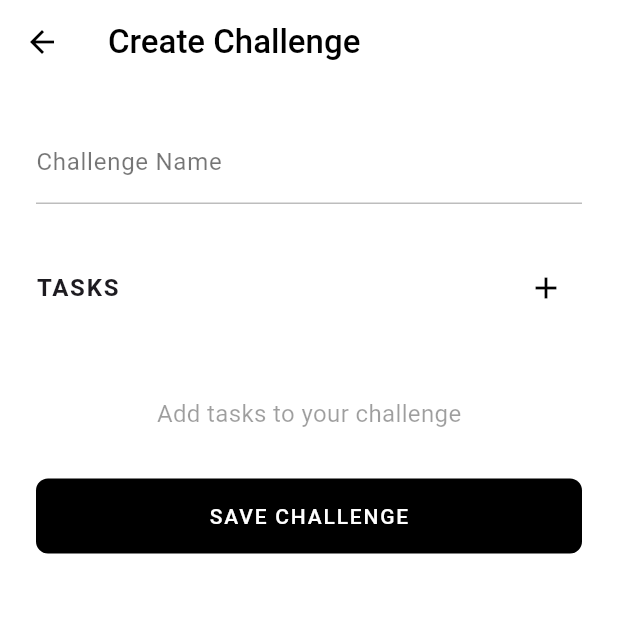
After one commit to JackSpirit/LearningApp, a Flutter app: the screen it shows once a user with an empty profile is signed in, after a tap on the "arrow back" icon, after a tap on "CREATE CHALLENGE", on a phone screen of 412 x 824 dp, the top half of it. The commit adds this screen. Run offline on Flutter 3.47's test engine with Material 3 defaults, Android fonts, the phone set to English and light mode, and no system bars; our stand-ins replace flutter_riverpod, image_picker, supabase_flutter; accounts and stored records are empty; network calls fail.

Commit message:
Home Page,frontend for creating challenges implemented,minor bug fixes

```diff
--- /dev/null
+++ b/lib/Challenge/create_challenge_page.dart
@@ -0,0 +1,232 @@
+import 'package:flutter/material.dart';
+
+class CreateChallengePage extends StatefulWidget {
+  @override
+  _CreateChallengePageState createState() => _CreateChallengePageState();
+}
+
+class _CreateChallengePageState extends State<CreateChallengePage> {
+  final _formKey = GlobalKey<FormState>();
+  String challengeName = '';
+  List<Task> tasks = [];
+
+  void _addTask() {
+    setState(() {
+      tasks.add(Task(name: '', points: 0));
+    });
+  }
+
+  void _removeTask(int index) {
+    setState(() {
+      tasks.removeAt(index);
+    });
+  }
+
+  void _saveChallenge() {
+    if (_formKey.currentState!.validate()) {
+      _formKey.currentState!.save();
+      print('Challenge: $challengeName');
+      for (var task in tasks) {
+        print('Task: ${task.name}, Points: ${task.points}');
+      }
+      ScaffoldMessenger.of(context).showSnackBar(
+        SnackBar(
+          content: Text('Challenge saved!'),
+          backgroundColor: Colors.black,
+        ),
+      );
+    }
+  }
+
+  @override
+  Widget build(BuildContext context) {
+    return Scaffold(
+      backgroundColor: Colors.white,
+      appBar: AppBar(
+        title: Text('Create Challenge',
+          style: TextStyle(color: Colors.black, fontWeight: FontWeight.w500),
+        ),
+        backgroundColor: Colors.white,
+        elevation: 0,
+        iconTheme: IconThemeData(color: Colors.black),
+      ),
+      body: Padding(
+        padding: const EdgeInsets.all(24.0),
+        child: Form(
+          key: _formKey,
+          child: ListView(
+            children: [
+              TextFormField(
+                decoration: InputDecoration(
+                  labelText: 'Challenge Name',
+                  labelStyle: TextStyle(color: Colors.black54),
+                  focusedBorder: UnderlineInputBorder(
+                    borderSide: BorderSide(color: Colors.black, width: 2),
+                  ),
+                  enabledBorder: UnderlineInputBorder(
+                    borderSide: BorderSide(color: Colors.black26),
+                  ),
+                ),
+                cursorColor: Colors.black,
+                validator: (value) {
+                  if (value == null || value.isEmpty) {
+                    return 'Please enter a challenge name';
+                  }
+                  return null;
+                },
+                onSaved: (value) {
+                  challengeName = value!;
+                },
+              ),
+              SizedBox(height: 32),
+              Row(
+                mainAxisAlignment: MainAxisAlignment.spaceBetween,
+                children: [
+                  Text(
+                      'TASKS',
+                      style: TextStyle(
+                        fontSize: 16,
+                        fontWeight: FontWeight.bold,
+                        letterSpacing: 1.2,
+                      )
+                  ),
+                  IconButton(
+                    icon: Icon(Icons.add, color: Colors.black),
+                    onPressed: _addTask,
+                  ),
+                ],
+              ),
+              SizedBox(height: 16),
+              ...tasks.asMap().entries.map((entry) {
+                int index = entry.key;
+                Task task = entry.value;
+                return Container(
+                  margin: EdgeInsets.only(bottom: 20),
+                  padding: EdgeInsets.all(16),
+                  decoration: BoxDecoration(
+                    border: Border.all(color: Colors.black12),
+                    borderRadius: BorderRadius.circular(8),
+                  ),
+                  child: Column(
+                    crossAxisAlignment: CrossAxisAlignment.start,
+                    children: [
+                      Row(
+                        mainAxisAlignment: MainAxisAlignment.spaceBetween,
+                        children: [
+                          Text('TASK ${index + 1}',
+                              style: TextStyle(
+                                fontSize: 12,
+                                fontWeight: FontWeight.bold,
+                                letterSpacing: 1,
+                                color: Colors.black54,
+                              )
+                          ),
+                          IconButton(
+                            icon: Icon(Icons.close, size: 18, color: Colors.black54),
+                            padding: EdgeInsets.zero,
+                            constraints: BoxConstraints(),
+                            onPressed: () => _removeTask(index),
+                          ),
+                        ],
+                      ),
+                      SizedBox(height: 8),
+                      TextFormField(
+                        decoration: InputDecoration(
+                          labelText: 'Task Name',
+                          labelStyle: TextStyle(color: Colors.black54),
+                          focusedBorder: UnderlineInputBorder(
+                            borderSide: BorderSide(color: Colors.black, width: 2),
+                          ),
+                          enabledBorder: UnderlineInputBorder(
+                            borderSide: BorderSide(color: Colors.black26),
+                          ),
+                        ),
+                        cursorColor: Colors.black,
+                        initialValue: task.name,
+                        validator: (value) {
+                          if (value == null || value.isEmpty) {
+                            return 'Please enter a task name';
+                          }
+                          return null;
+                        },
+                        onSaved: (value) {
+                          tasks[index].name = value!;
+                        },
+                      ),
+                      SizedBox(height: 16),
+                      TextFormField(
+                        decoration: InputDecoration(
+                          labelText: 'Points',
+                          labelStyle: TextStyle(color: Colors.black54),
+                          focusedBorder: UnderlineInputBorder(
+                            borderSide: BorderSide(color: Colors.black, width: 2),
+                          ),
+                          enabledBorder: UnderlineInputBorder(
+                            borderSide: BorderSide(color: Colors.black26),
+                          ),
+                        ),
+                        cursorColor: Colors.black,
+                        keyboardType: TextInputType.number,
+                        initialValue: task.points.toString(),
+                        validator: (value) {
+                          if (value == null || value.isEmpty) {
+                            return 'Please enter points';
+                          }
+                          if (int.tryParse(value) == null) {
+                            return 'Please enter a valid number';
+                          }
+                          return null;
+                        },
+                        onSaved: (value) {
+                          tasks[index].points = int.parse(value!);
+                        },
+                      ),
+                    ],
+                  ),
+                );
+              }).toList(),
+              SizedBox(height: 32),
+              if (tasks.isEmpty)
+                Center(
+                  child: Text(
+                    'Add tasks to your challenge',
+                    style: TextStyle(color: Colors.black38, fontSize: 16),
+                  ),
+                ),
+              SizedBox(height: 32),
+              SizedBox(
+                width: double.infinity,
+                height: 50,
+                child: ElevatedButton(
+                  onPressed: _saveChallenge,
+                  style: ElevatedButton.styleFrom(
+                    backgroundColor: Colors.black,
+                    foregroundColor: Colors.white,
+                    elevation: 0,
+                    shape: RoundedRectangleBorder(
+                      borderRadius: BorderRadius.circular(8),
+                    ),
+                  ),
+                  child: Text(
+                    'SAVE CHALLENGE',
+                    style: TextStyle(
+                      letterSpacing: 1.2,
+                      fontWeight: FontWeight.w500,
+                    ),
+                  ),
+                ),
+              ),
+            ],
+          ),
+        ),
+      ),
+    );
+  }
+}
+
+class Task {
+  String name;
+  int points;
+
+  Task({required this.name, required this.points});
+}
--- a/lib/main.dart
+++ b/lib/main.dart
@@ -18,6 +18,7 @@ class MyApp extends StatelessWidget {
   @override
   Widget build(BuildContext context) {
     return MaterialApp(
+      debugShowCheckedModeBanner: false,
       home: AuthGate(),
     );
   }
--- /dev/null
+++ b/lib/pages/home_page.dart
@@ -0,0 +1,111 @@
+import 'package:flutter/material.dart';
+import 'package:learning_app/pages/profile_page.dart';
+import 'package:learning_app/Challenge/create_challenge_page.dart';
+
+
+class HomePage extends StatelessWidget {
+  const HomePage({Key? key}) : super(key: key);
+
+  @override
+  Widget build(BuildContext context) {
+    return Scaffold(
+      backgroundColor: Colors.white,
+      appBar: AppBar(
+        backgroundColor: Colors.white,
+        elevation: 0,
+        title: const Text(
+          'Home',
+          style: TextStyle(
+            color: Colors.black,
+            fontWeight: FontWeight.w500,
+          ),
+        ),
+        leading: IconButton(
+          onPressed: () {
+            Navigator.of(context).push(
+              MaterialPageRoute(builder: (context) => ProfilePage()),
+            );
+          },
+          icon: const Icon(
+            Icons.person_outline,
+            color: Colors.black,
+            size: 28,
+          ),
+          padding: EdgeInsets.zero,
+        ),
+
+      ),
+      body: Padding(
+        padding: const EdgeInsets.all(16.0),
+        child: Column(
+          children: [
+            // Search bar
+            Container(
+              height: 50,
+              decoration: BoxDecoration(
+                color: Colors.grey[100],
+                borderRadius: BorderRadius.circular(8),
+              ),
+              child: Row(
+                children: [
+
+                  Expanded(
+                    child: TextField(
+                      decoration: InputDecoration(
+                        hintText: 'Search',
+                        hintStyle: TextStyle(color: Colors.grey[500]),
+                        prefixIcon: Icon(Icons.search, color: Colors.grey[600]),
+                        border: InputBorder.none,
+                        contentPadding: const EdgeInsets.symmetric(vertical: 15),
+                      ),
+                    ),
+                  ),
+                ],
+              ),
+            ),
+
+            Expanded(
+              child: Center(
+                child: Text(
+                  'No challenges yet',
+                  style: TextStyle(
+                    color: Colors.grey[400],
+                    fontSize: 16,
+                  ),
+                ),
+              ),
+            ),
+
+            SizedBox(
+              width: double.infinity,
+              child: ElevatedButton(
+                onPressed: () {
+                  Navigator.push(
+                    context,
+                    MaterialPageRoute(builder: (context) => CreateChallengePage()),
+                  );
+                },
+                style: ElevatedButton.styleFrom(
+                  backgroundColor: Colors.black,
+                  foregroundColor: Colors.white,
+                  padding: const EdgeInsets.symmetric(vertical: 16),
+                  elevation: 0,
+                  shape: RoundedRectangleBorder(
+                    borderRadius: BorderRadius.circular(8),
+                  ),
+                ),
+                child: const Text(
+                  'CREATE CHALLENGE',
+                  style: TextStyle(
+                    letterSpacing: 1.2,
+                  ),
+                ),
+              ),
+            ),
+
+          ],
+        ),
+      ),
+    );
+  }
+}
--- a/lib/pages/profile_page.dart
+++ b/lib/pages/profile_page.dart
@@ -4,8 +4,9 @@ import 'dart:io';
 import 'package:image_picker/image_picker.dart';
 import '../provider/profile_provider.dart';
 import '../model/profile.dart';
-import 'login_page.dart'; // Make sure this import points to your LoginPage
-import '../auth/auth_service.dart'; // Make sure this import points to your AuthService
+import 'login_page.dart';
+import '../auth/auth_service.dart';
+import 'package:learning_app/pages/home_page.dart';
 
 class ProfilePage extends ConsumerStatefulWidget {
   const ProfilePage({super.key});
@@ -19,7 +20,7 @@ class _ProfilePageState extends ConsumerState<ProfilePage> {
   late TextEditingController _bioController;
   File? _imageFile;
 
-  final authService = AuthService(); // Uses your Supabase AuthService
+  final authService = AuthService();
 
   @override
   void initState() {
@@ -61,7 +62,7 @@ class _ProfilePageState extends ConsumerState<ProfilePage> {
   }
 
   Future<void> _signOut() async {
-    await authService.signOut(); // Uses your Supabase signOut method
+    await authService.signOut();
     if (mounted) {
       Navigator.of(context).pushAndRemoveUntil(
         MaterialPageRoute(builder: (context) => const LoginPage()),
@@ -74,7 +75,6 @@ class _ProfilePageState extends ConsumerState<ProfilePage> {
   Widget build(BuildContext context) {
     final profileAsync = ref.watch(profileProvider);
 
-    // Minimalist black and white palette
     const Color background = Colors.white;
     const Color textColor = Colors.black;
     const Color secondaryText = Color(0xFF888888);
@@ -83,18 +83,16 @@ class _ProfilePageState extends ConsumerState<ProfilePage> {
     return Scaffold(
       backgroundColor: background,
       appBar: AppBar(
-        backgroundColor: background,
-        elevation: 0,
-        centerTitle: true,
-        title: const Text(
-          "Profile",
-          style: TextStyle(
-            color: textColor,
-            fontWeight: FontWeight.w600,
-            fontSize: 22,
-            letterSpacing: 1.2,
-          ),
+        leading: IconButton(
+          icon: Icon(Icons.arrow_back, color: textColor),
+          onPressed: () {
+            Navigator.of(context).pushReplacement(
+              MaterialPageRoute(builder: (context) => HomePage()),
+            );
+          },
         ),
+        title: Text('Profile'),
+        backgroundColor: Colors.white,
         iconTheme: const IconThemeData(color: textColor),
         actions: [
           IconButton(
--- a/lib/pages/register_page.dart
+++ b/lib/pages/register_page.dart
@@ -1,6 +1,7 @@
 import 'package:flutter/material.dart';
 import '../auth/auth_service.dart';
 import 'package:supabase_flutter/supabase_flutter.dart';
+import 'package:learning_app/pages/home_page.dart';
 
 class RegisterPage extends StatefulWidget {
   const RegisterPage({super.key});
@@ -66,7 +67,10 @@ class _RegisterPageState extends State<RegisterPage> {
       });
 
       if (!mounted) return;
-      Navigator.pop(context);
+      Navigator.pushReplacement(
+        context,
+        MaterialPageRoute(builder: (context) => const HomePage()),
+      );
     } catch (e) {
       if (mounted) {
         ScaffoldMessenger.of(context)
```
Also changed, not shown: lib/pages/login_page.dart (+11 -4 lines), lib/provider/profile_provider.dart (+4 -4 lines).
